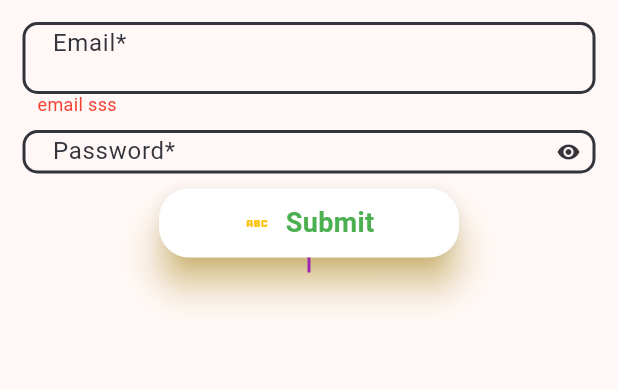
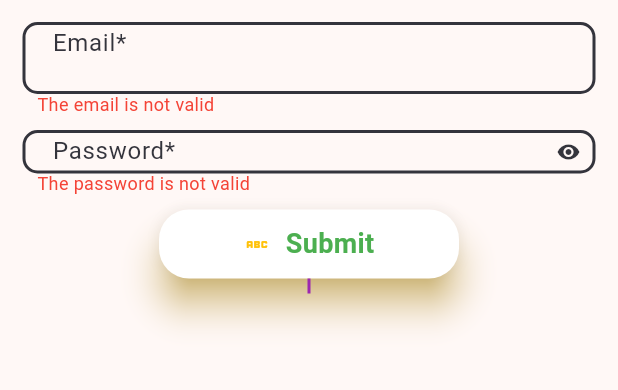
Before and after one commit to arlind1993/is_it_a_game, a Flutter app: the AccountUnauthenticated widget shown alone on an empty page, opened directly, after a tap on "Submit", on a phone screen of 412 x 824 dp, the part 209-599 px from its top. Run offline on Flutter 3.47's test engine with Material 2 defaults, Android fonts, the light colour scheme and no system bars; our stand-ins replace connectivity_plus, firebase_auth, firebase_core, firebase_crashlytics, firebase_database, firebase_messaging and 5 more; accounts and stored records are empty.

Commit message:
form complete

```diff
--- a/lib/main.dart
+++ b/lib/main.dart
@@ -9,6 +9,7 @@ import 'package:game_template/provider/app_lifecycle.dart';
 import 'package:game_template/provider/settings_controller.dart';
 import 'package:game_template/screens/routes_controller.dart';
 import 'package:game_template/services/app_styles/app_color.dart';
+import 'package:game_template/services/extensions/string_extensions.dart';
 import 'package:game_template/services/get_it_helper.dart';
 import 'package:game_template/services/helpers/snack_bar.dart';
 import 'package:logging/logging.dart';
@@ -37,6 +38,7 @@ Future<void> main() async {
     guardedMain,
     crashlytics: crashlytics,
   );
+  print("^((?![${RegExTensions.emailNonConsecutive}][${RegExTensions.emailNonConsecutive}]).)*\$");
 }
 
 void guardedMain() {
@@ -91,7 +93,6 @@ class MyApp extends StatelessWidget {
             routeInformationProvider: getIt<RoutesController>().router.routeInformationProvider,
             routeInformationParser: getIt<RoutesController>().router.routeInformationParser,
             routerDelegate: getIt<RoutesController>().router.routerDelegate,
-
             scaffoldMessengerKey: getIt<CustomSnackBar>().scaffoldMessengerKey,
           );
         }),
--- a/lib/screens/account/account_authenticated_un.dart
+++ b/lib/screens/account/account_authenticated_un.dart
@@ -14,6 +14,7 @@ class AccountUnauthenticated extends StatefulWidget {
 class _AccountUnauthenticatedState extends State<AccountUnauthenticated> {
   late FocusNodeController fnc;
   late List<TextFieldWidget> fields;
+  late VoidCallback submit;
   @override
   void initState() {
     fnc = FocusNodeController();
@@ -36,6 +37,16 @@ class _AccountUnauthenticatedState extends State<AccountUnauthenticated> {
         maxLines: 1,
       ),
     ];
+
+    submit = () {
+      fields.forEach((element) => element.submitted.value = true);
+      bool allValid = fields.every((element) => element.isValid());
+      if(allValid){
+
+      }else{
+
+      }
+    };
     super.initState();
   }
   @override
@@ -71,9 +82,7 @@ class _AccountUnauthenticatedState extends State<AccountUnauthenticated> {
             textSize: DefaultTextSizes.large.value,
             textWeight: DefaultTextWeight.bold.value,
           ),
-          action: () {
-            fields.forEach((element) => element.submitted.value = true);
-          },
+          action: submit,
         ),
         Container(
           width: 2,
@@ -84,4 +93,5 @@ class _AccountUnauthenticatedState extends State<AccountUnauthenticated> {
       ],
     );
   }
+
 }
--- a/lib/services/extensions/string_extensions.dart
+++ b/lib/services/extensions/string_extensions.dart
@@ -15,3 +15,10 @@ extension StringCasingExtension on String {
       .join(' ');
   }
 }
+
+extension RegExTensions on RegExp{
+  static const String allAlphabetNumbers = "0-9a-zA-Z";
+  static const String emailSpecialChars = r"\!\#\$\%\&\'\*\/\=\?\^\`\{\|\}\(\)\[\]\<\>\,";
+  static const String emailNonConsecutive = r"\_\.\-";
+
+}
--- a/lib/widgets/text_field_widget.dart
+++ b/lib/widgets/text_field_widget.dart
@@ -2,6 +2,7 @@ import 'dart:collection';
 import 'dart:math';
 
 import 'package:flutter/material.dart';
+import 'package:game_template/services/extensions/string_extensions.dart';
 import 'package:game_template/widgets/text_widget.dart';
 
 import '../services/app_styles/app_color.dart';
@@ -17,7 +18,6 @@ enum TextFieldTypes{
   integer,
   phone,
   address,
-  date,
 }extension TextFieldTypesExtension on TextFieldTypes{
   TextInputType inputType(){
     switch(this){
@@ -29,33 +29,59 @@ enum TextFieldTypes{
       case TextFieldTypes.integer: return TextInputType.numberWithOptions(signed: true);
       case TextFieldTypes.phone: return TextInputType.phone;
       case TextFieldTypes.address: return TextInputType.streetAddress;
-      case TextFieldTypes.date: return TextInputType.datetime;
     }
   }
   Map<String, String> automaticValidationRegex(){
     switch(this){
-      case TextFieldTypes.text: return {".*" : "The field is not a text"};
+      case TextFieldTypes.text: return {
+        r"^.*$": "Text is not a paragraph",
+      };
       case TextFieldTypes.paragraph: return {};
-      case TextFieldTypes.email: return {"a":"email"};
+      case TextFieldTypes.email: return {
+        "^((?![${RegExTensions.emailNonConsecutive}][${RegExTensions.emailNonConsecutive}]).)*\$":"These characters shouldn't be inputted consecutively: ., -, and _!",
+        r"^([^\@\.\_\-].*[^\@\.\_\-])|[^\@\.\_\-]$":"These characters shouldn't be inputted in the beginning or the end: ., -, and _!",
+        "^[${RegExTensions.allAlphabetNumbers}${RegExTensions.emailSpecialChars}${RegExTensions.emailNonConsecutive}\\@]*\$": "Invalid Character/s",
+        r"^[^@]*@?[^@]*$": "There shouldn't be two '@'!",
+        r"(^(?=^[^@]*)[^@]*$)|(^.{0,64}@.*$)": "There shouldn't be more than 64 characters before '@'!",
+        r"(^(?=^[^@]*)[^@]*$)|(^.*@.{0,253}$)": "There shouldn't be more than 253 characters after '@'!",
+        "(^(?=^[^@]*)[^@]*\$)|(^.*@(([${RegExTensions.allAlphabetNumbers}\\-]{2,})([\\.]))*([${RegExTensions.allAlphabetNumbers}\\-]*)\$)": "There should more than two characters after . in domain section of the email!",
+      };
       case TextFieldTypes.password: return {};
-      case TextFieldTypes.number: return {};
-      case TextFieldTypes.integer: return {};
-      case TextFieldTypes.phone: return {};
-      case TextFieldTypes.address: return {};
-      case TextFieldTypes.date: return {};
+      case TextFieldTypes.number: return {
+        r"^[.,0-9]*$" : "Invalid characters!",
+        r"^[^.,]*.?[^.,]*$" : "There more than one character of type '.' or ','!",
+        r"^([^.,].*[^.,]|[^.,])$": "The character '.' or ',' shouldn't be in the beginning or end",};
+      case TextFieldTypes.integer: return {
+        r"^[/d]*$" : "Invalid characters!",};
+      case TextFieldTypes.phone: return {
+        r"^[/d/+/- ]*$": "Invalid characters",
+        r"^(?!--).*$": "Hyphens can't be inputted consecutively!",
+        r"^(?!--)\+?(00)?([\d] {0,2}-? {0,2}){7,15}$": "No phone number can have more than 15 digits",
+        r"^+?[^+]*$": "The character + can be inputted only in the begging",
+      };
+      case TextFieldTypes.address: return {
+        r"^[#\w\.\,\-]*$": "Invalid characters",
+      };
     }
   }
   Map<String, String> validationRegex(){
     switch(this){
-      case TextFieldTypes.text: return {".*" : "The field is not a text"};
-      case TextFieldTypes.paragraph: return {};
-      case TextFieldTypes.email: return {"al":"email sss"};
-      case TextFieldTypes.password: return {};
-      case TextFieldTypes.number: return {};
-      case TextFieldTypes.integer: return {};
-      case TextFieldTypes.phone: return {};
-      case TextFieldTypes.address: return {};
-      case TextFieldTypes.date: return {};
+      case TextFieldTypes.text: return {
+        r"^.+" : "The text is empty"};
+      case TextFieldTypes.paragraph: return {
+        r"^(.|\n)+$": "The paragraph is empty"};
+      case TextFieldTypes.email: return {
+        "^(?!^.{65,}\\@)(([${RegExTensions.allAlphabetNumbers}${RegExTensions.emailSpecialChars}]+)([${RegExTensions.emailNonConsecutive}])?)*([${RegExTensions.allAlphabetNumbers}${RegExTensions.emailSpecialChars}]+)(?!\\@.{256,}\$)\\@(([${RegExTensions.allAlphabetNumbers}\\-]{2,})([\\.]))+([${RegExTensions.allAlphabetNumbers}\\-]{2,})\$":"The email is not valid"};
+      case TextFieldTypes.password: return {
+        r"^(?=.*[A-Za-z])(?=.*\d).{6,}$":"The password is not valid"};
+      case TextFieldTypes.number: return {
+        r"^[\d]+([.,][\d]+)?$": "The number is not valid"};
+      case TextFieldTypes.integer: return {
+        r"^\d*$":"The integer is not valid"};
+      case TextFieldTypes.phone: return {
+        r"^(?!--)\+?(00)?([\d] {0,2}-? {0,2}){6,14}\d$":"The phone is not valid"};
+      case TextFieldTypes.address: return {
+        "^[#\\w\\.\\,\\-\\'\\\"]+\$":"The address is not valid"};
     }
   }
 }
@@ -145,7 +171,6 @@ class TextFieldWidget extends StatelessWidget {
     double? labelTextSize,
     FontWeight? labelTextWeight,
   }){
-
     Random r = Random();
     String all = 'AaBbCcDdlMmNnOoPpQqRrSsTtUuVvWwXxYyZz1EeFfGgHhIiJjKkL234567890';
     String unique = List.generate(8, (index) => all[r.nextInt(all.length)]).join();
@@ -345,6 +370,7 @@ class TextFieldWidget extends StatelessWidget {
           if(!RegExp(key).hasMatch(editingController.text)){
             allMatches = false;
             error.value = value;
+            return;
           }
         });
       }else{
@@ -352,6 +378,7 @@ class TextFieldWidget extends StatelessWidget {
           if(!RegExp(key).hasMatch(editingController.text)){
             allMatches = false;
             error.value = value;
+            return;
           }
         });
       }
@@ -365,12 +392,27 @@ class TextFieldWidget extends StatelessWidget {
           if (!RegExp(key).hasMatch(editingController.text)) {
             allMatches = false;
             error.value = value;
+            return;
           }
         });
         if (allMatches) error.value = "";
       }
     });
   }
+
+  bool isValid(){
+    if(!required) return true;
+    bool allMatches = true;
+    validateRegex.forEach((key, value) {
+      print("$key -> ${editingController.text}");
+      if (!RegExp(key).hasMatch(editingController.text)) {
+        allMatches = false;
+        return;
+      }
+    });
+    return allMatches;
+  }
+
 
   @override
   Widget build(BuildContext context) {
@@ -384,7 +426,6 @@ class TextFieldWidget extends StatelessWidget {
             ValueListenableBuilder(
               valueListenable: obscured,
               builder:(context, value, _) {
-                  print("nnnnnnn");
                 return TextField(
                   minLines: minLines,
                   maxLines: maxLines,
@@ -465,7 +506,7 @@ class TextFieldWidget extends StatelessWidget {
             ),
             Container(
               height: 10,
-            )
+            ),
           ],
         ),
       ),
@@ -474,10 +515,13 @@ class TextFieldWidget extends StatelessWidget {
 
   void reset(){
     submitted.value = false;
+    obscured.value = true;
     obscured.value = false;
     error.value = "";
     editingController.text = "";
   }
+
+
 }
 class CustomFocus extends LinkedListEntry<CustomFocus>{
   final String unique;
@@ -495,5 +539,4 @@ class CustomFocus extends LinkedListEntry<CustomFocus>{
 class FocusNodeController{
   LinkedList<CustomFocus> focusList;
   FocusNodeController(): focusList = LinkedList();
-
 }
```
Lines whose indentation alone changed are shown as unchanged.
